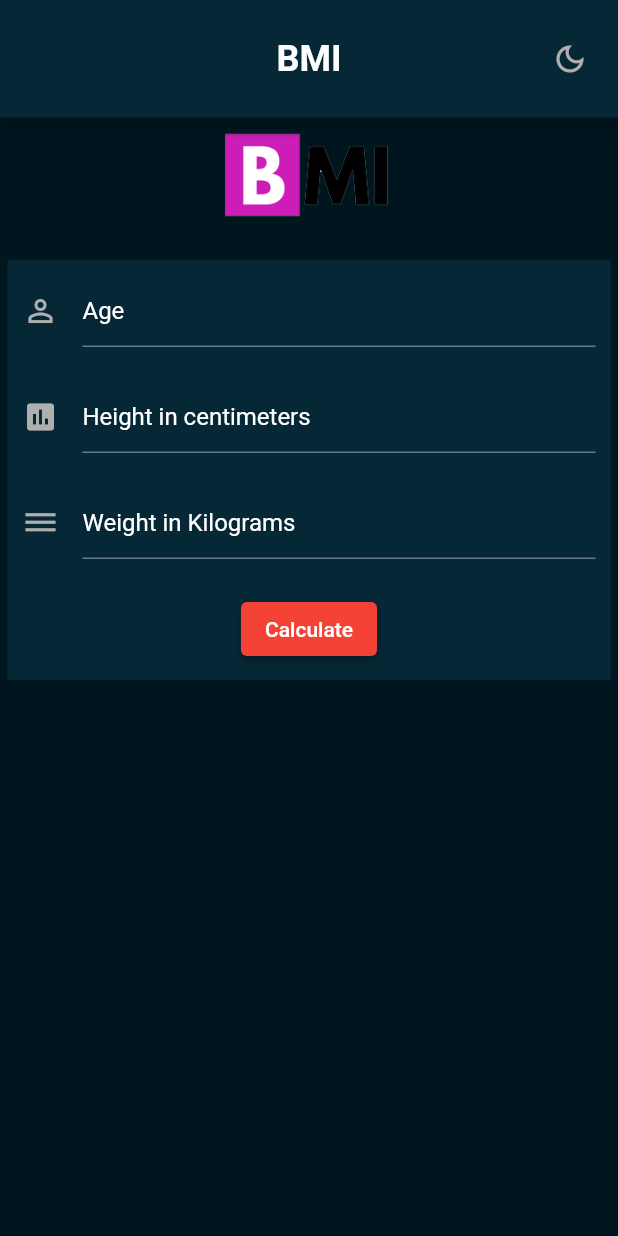
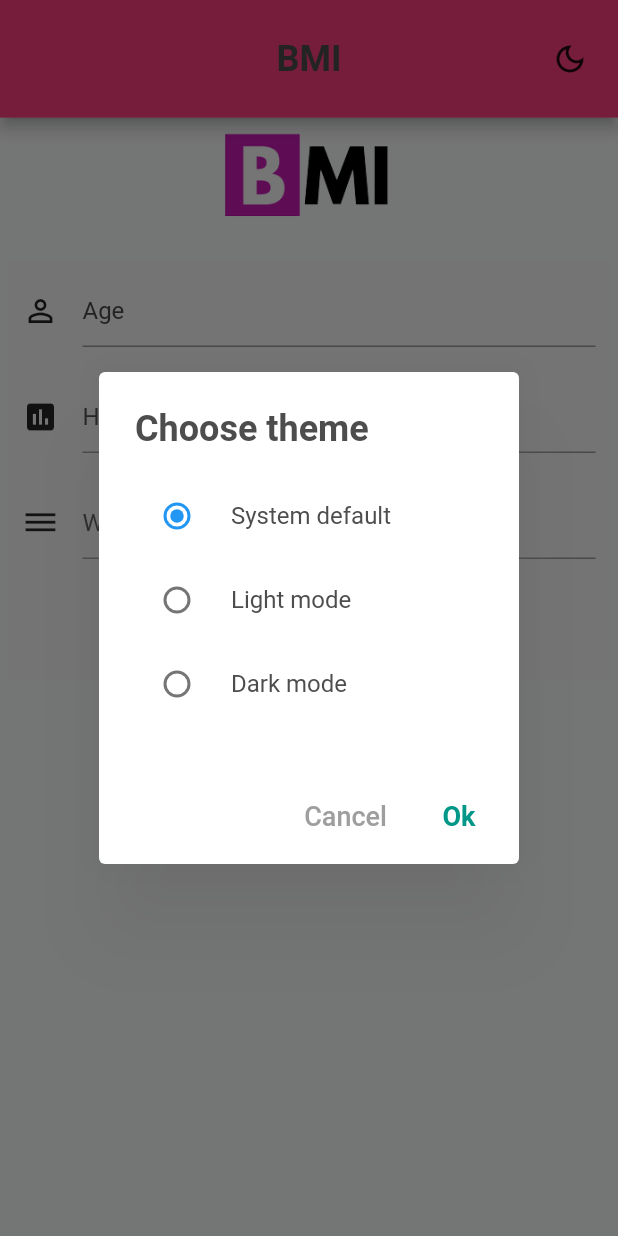
Before and after one commit to Onyedikareal/bmi, a Flutter app: the screen it shows after launch, after a tap on the "dark mode" icon, on a phone screen of 412 x 824 dp. Run offline on Flutter 3.47's test engine with Material 2 defaults, Android fonts, the phone set to English and light mode, and no system bars; our stand-ins replace google_fonts, shared_preferences.

Commit message:
update: Updates theme icon
theme icon changes when theme state is updated

```diff
--- a/lib/bmi_app.dart
+++ b/lib/bmi_app.dart
@@ -2,11 +2,10 @@ import 'package:bmi/bmi_theme.dart';
 import 'package:bmi/screens/bmi_screen.dart';
 import 'package:bmi/models/app_state_manager.dart';
 import 'package:flutter/material.dart';
-import 'package:shared_preferences/shared_preferences.dart';
+import 'package:provider/provider.dart';
 
 class MyApp extends StatefulWidget {
-  final SharedPreferences prefs;
-  MyApp({super.key, required this.prefs});
+  const MyApp({super.key});
 
   @override
   State<MyApp> createState() => _MyAppState();
@@ -14,27 +13,37 @@ class MyApp extends StatefulWidget {
 
 class _MyAppState extends State<MyApp> {
   // This widget is the root of your application.
-  late final AppStateManager _appCache;
   @override
   void initState() {
     super.initState();
-    _appCache = AppStateManager(prefs: widget.prefs);
   }
 
   @override
   Widget build(BuildContext context) {
-    ThemeData theme;
 
-    if (_appCache.getCachedAppThemeState()) {
-      theme = BMITheme.light();
-    } else {
-      theme = BMITheme.dark();
+    return Consumer<AppStateManager>(
+        builder: (context, appStateManager, child) {
+      ThemeMode themeMode;
+      switch (appStateManager.isLightTheme) {
+        case AppThemeState.light:
+          themeMode = ThemeMode.light;
+          break;
+        case AppThemeState.dark:
+          themeMode = ThemeMode.dark;
+          break;
+        case AppThemeState.system:
+          themeMode = ThemeMode.system;
+          break;
       }
+
       return MaterialApp(
         title: 'BMI App',
         debugShowCheckedModeBanner: false,
-      theme: theme,
+        theme: BMITheme.light(),
+        darkTheme: BMITheme.dark(),
+        themeMode: themeMode,
         home: const BMI(),
       );
+    });
   }
 }
--- a/lib/bmi_theme.dart
+++ b/lib/bmi_theme.dart
@@ -139,7 +139,7 @@ class BMITheme {
             foregroundColor: Colors.black,
             backgroundColor: Colors.pinkAccent,
             systemOverlayStyle: SystemUiOverlayStyle(
-                statusBarColor: Color(0xff1F88C1),
+                statusBarColor: Colors.pinkAccent,
                 statusBarBrightness: Brightness.light,
                 systemNavigationBarContrastEnforced: false,
                 systemNavigationBarColor: Color(0xff1F88C1))),
--- a/lib/main.dart
+++ b/lib/main.dart
@@ -1,10 +1,13 @@
+import 'package:bmi/models/app_state_manager.dart';
 import 'package:bmi/screens/bmi_screen.dart';
 import 'package:bmi/bmi_app.dart';
 import 'package:flutter/material.dart';
+import 'package:provider/provider.dart';
 import 'package:shared_preferences/shared_preferences.dart';
 
 void main() async{
-   WidgetsFlutterBinding.ensureInitialized();
-    final SharedPreferences prefs =await SharedPreferences.getInstance();
-  runApp( MyApp(prefs:prefs));
+  runApp( ChangeNotifierProvider(
+    create: (context) => AppStateManager(),
+    child: MyApp(),
+  ));
 }
--- a/lib/models/app_state_manager.dart
+++ b/lib/models/app_state_manager.dart
@@ -1,31 +1,21 @@
-import 'dart:convert';
+import 'package:flutter/cupertino.dart';
 
-import 'package:flutter/cupertino.dart';
-import 'package:shared_preferences/shared_preferences.dart';
+enum AppThemeState{
+  light,
+  dark,
+  system
+}
 
 class AppStateManager extends ChangeNotifier {
   static const appThemeState = 'appThemeState';
-  bool _isLightTheme = false;
+  AppThemeState _isLightTheme = AppThemeState.system;
 
-  bool get isLightTheme => _isLightTheme;
+  AppThemeState get isLightTheme => _isLightTheme;
 
-  set setAppThemeState(bool isLightTheme) {
+  set setAppThemeState(AppThemeState isLightTheme) {
     _isLightTheme = isLightTheme;
     notifyListeners();
   }
 
-  final SharedPreferences prefs;
-  AppStateManager({required this.prefs});
 
-  cacheAppThemeState({required bool? isLightTheme}) async {
-    if (isLightTheme == null) {
-      prefs.remove(appThemeState);
-    } else {
-      prefs.setBool(appThemeState, isLightTheme);
-    }
-  }
-
-  bool getCachedAppThemeState() {
-    return prefs.getBool(appThemeState) ?? false;
-  }
 }
--- a/lib/screens/bmi_screen.dart
+++ b/lib/screens/bmi_screen.dart
@@ -1,5 +1,9 @@
+import 'package:bmi/models/app_state_manager.dart';
 import 'package:flutter/material.dart';
+import 'package:flutter/scheduler.dart';
 import 'dart:math';
+
+import 'package:provider/provider.dart';
 
 class BMI extends StatefulWidget {
   const BMI({super.key});
@@ -18,58 +22,72 @@ class BMIState extends State<BMI> {
   final TextEditingController weightController = TextEditingController();
   double? _result;
   String _status = '';
+  late AppThemeState isLightTheme;
+  late bool lightMode;
   BMIData data = BMIData();
-  heightData(value) {
-    data._height = value;
-  }
+
+
 
   late ThemeData theme;
 
   @override
   void initState() {
     super.initState();
-
   }
 
   @override
   void didChangeDependencies() {
     super.didChangeDependencies();
     theme = Theme.of(context);
+    isLightTheme = Provider.of<AppStateManager>(context).isLightTheme;
+
+
+    switch (isLightTheme) {
+      case AppThemeState.light:
+        lightMode = true;
+        break;
+      case AppThemeState.dark:
+        lightMode = false;
+        break;
+      case AppThemeState.system:
+        lightMode =
+            MediaQuery.of(context).platformBrightness == Brightness.light;
+        break;
+    }
   }
 
-  void _calculate() {
-    FocusScope.of(context).requestFocus(FocusNode());
-    setState(() {
-      data._height = double.parse(heightController.text) / 100;
-      data._weight = double.parse(weightController.text);
-      _result = (data._weight / (pow((data._height), 2)));
-      if (_result! < 18.5) {
-        _status = 'Underweight';
-      } else if (_result! < 24.9) {
-        _status = 'Normal weight';
-      } else if (_result! < 29.9) {
-        _status = 'Overweight';
-      } else {
-        _status = 'Obesity';
-      }
-    });
-  }
+
 
   @override
   Widget build(BuildContext context) {
     return Scaffold(
       appBar: AppBar(
-        toolbarHeight: kToolbarHeight*1.4,
-        title: Text('BMI', style: theme.primaryTextTheme.headline2,),
+        toolbarHeight: kToolbarHeight * 1.4,
+        title: Text(
+          'BMI',
+          style: theme.primaryTextTheme.headline2,
+        ),
         backgroundColor: theme.appBarTheme.backgroundColor,
         centerTitle: true,
         actions: [
-          IconButton(onPressed: (){
-
-          },
-          padding: const EdgeInsets.only(right:16.0),
-          icon: Icon(Icons.dark_mode_outlined, color: theme.iconTheme.color,))
-         ],
+          IconButton(
+              onPressed: () {
+                changeThemePopup(
+                    context: context,
+                    primaryTextTheme: theme.primaryTextTheme,
+                    isLightTheme: isLightTheme);
+              },
+              padding: const EdgeInsets.only(right: 16.0),
+              icon: lightMode
+                  ? Icon(
+                      Icons.dark_mode_outlined,
+                      color: theme.iconTheme.color,
+                    )
+                  : Icon(
+                      Icons.light_mode_outlined,
+                      color: theme.iconTheme.color,
+                    ))
+        ],
       ),
       backgroundColor: theme.scaffoldBackgroundColor,
       body: GestureDetector(
@@ -96,14 +114,17 @@ class BMIState extends State<BMI> {
                 child: Column(
                   mainAxisAlignment: MainAxisAlignment.spaceBetween,
                   children: <Widget>[
-                     TextField(
+                    TextField(
                       keyboardType: TextInputType.number,
                       decoration: InputDecoration(
                         labelText: 'Age',
                         labelStyle: theme.primaryTextTheme.bodyText1,
                         isDense: false,
                         contentPadding: EdgeInsets.only(bottom: 10),
-                        icon: Icon(Icons.person_outline, color: theme.iconTheme.color,),
+                        icon: Icon(
+                          Icons.person_outline,
+                          color: theme.iconTheme.color,
+                        ),
                       ),
                     ),
                     TextField(
@@ -113,16 +134,17 @@ class BMIState extends State<BMI> {
                         labelText: 'Height in centimeters',
                         labelStyle: theme.primaryTextTheme.bodyText1,
                         contentPadding: EdgeInsets.only(bottom: 10),
-                        icon: Icon(Icons.assessment, color: theme.iconTheme.color),
+                        icon: Icon(Icons.assessment,
+                            color: theme.iconTheme.color),
                       ),
                     ),
                     TextField(
                       controller: weightController,
                       keyboardType: TextInputType.number,
-                      decoration:  InputDecoration(
+                      decoration: InputDecoration(
                         labelText: 'Weight in Kilograms',
                         labelStyle: theme.primaryTextTheme.bodyText1,
-                        contentPadding:const EdgeInsets.only(bottom: 10),
+                        contentPadding: const EdgeInsets.only(bottom: 10),
                         icon: Icon(Icons.dehaze, color: theme.iconTheme.color),
                       ),
                     ),
@@ -163,4 +185,111 @@ class BMIState extends State<BMI> {
       ),
     );
   }
+
+    void _calculate() {
+    FocusScope.of(context).requestFocus(FocusNode());
+    setState(() {
+      data._height = double.parse(heightController.text) / 100;
+      data._weight = double.parse(weightController.text);
+      _result = (data._weight / (pow((data._height), 2)));
+      if (_result! < 18.5) {
+        _status = 'Underweight';
+      } else if (_result! < 24.9) {
+        _status = 'Normal weight';
+      } else if (_result! < 29.9) {
+        _status = 'Overweight';
+      } else {
+        _status = 'Obesity';
+      }
+    });
+  }
+
+  changeThemePopup(
+      {required BuildContext context,
+      required TextTheme primaryTextTheme,
+      required AppThemeState isLightTheme}) async {
+
+    return await showDialog(
+        context: context,
+        builder: (context) {
+          AppThemeState isLight = isLightTheme;
+          return StatefulBuilder(builder: (context, setState) {
+            return AlertDialog(
+              contentPadding: const EdgeInsets.all(16.0),
+              title: Text("Choose theme", style: primaryTextTheme.headline2),
+              content: SizedBox(
+                height: 180,
+                child: Column(
+                  children: [
+                    RadioListTile(
+                        value: isLight == AppThemeState.system,
+                        groupValue: true,
+                        title: Text(
+                          'System default',
+                          style: primaryTextTheme.bodyText1,
+                        ),
+                        onChanged: (bool? change) {
+                          setState(() {
+                            isLight = AppThemeState.system;
+                          });
+                        }),
+                    RadioListTile(
+                        value: isLight == AppThemeState.light,
+                        groupValue: true,
+                        title: Text(
+                          'Light mode',
+                          style: primaryTextTheme.bodyText1,
+                        ),
+                        onChanged: (bool? change) {
+                          setState(() {
+                            isLight = AppThemeState.light;
+                          });
+                        }),
+                    RadioListTile(
+                        value: isLight == AppThemeState.dark,
+                        title: Text(
+                          'Dark mode',
+                          style: primaryTextTheme.bodyText1,
+                        ),
+                        groupValue: true,
+                        onChanged: (bool? change) {
+                          setState(() {
+                            isLight = AppThemeState.dark;
+                          });
+                        })
+                  ],
+                ),
+              ),
+              actions: [
+                TextButton(
+                  onPressed: () {
+                    Navigator.of(context).pop();
+                  },
+                  child: const Text(
+                    'Cancel',
+                    style: TextStyle(
+                      color: Colors.grey,
+                      fontSize: 18,
+                    ),
+                  ),
+                ),
+                TextButton(
+                    onPressed: () {
+                      Provider.of<AppStateManager>(context, listen: false)
+                          .setAppThemeState = isLight;
+                      Navigator.of(context).pop();
+                    },
+                    child: const Text(
+                      'Ok',
+                      style: TextStyle(
+                        color: Colors.teal,
+                        fontSize: 18,
+                        fontWeight: FontWeight.bold,
+                      ),
+                    ))
+              ],
+            );
+          });
+        });
+  }
 }
```
Lines whose indentation alone changed are shown as unchanged.
